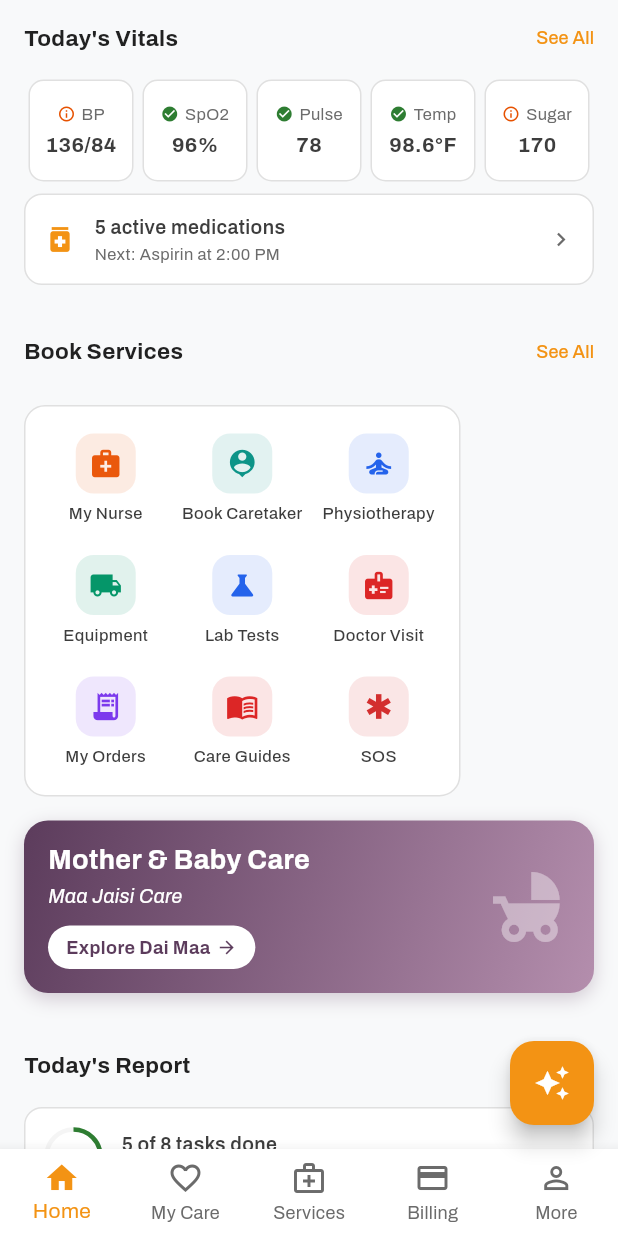
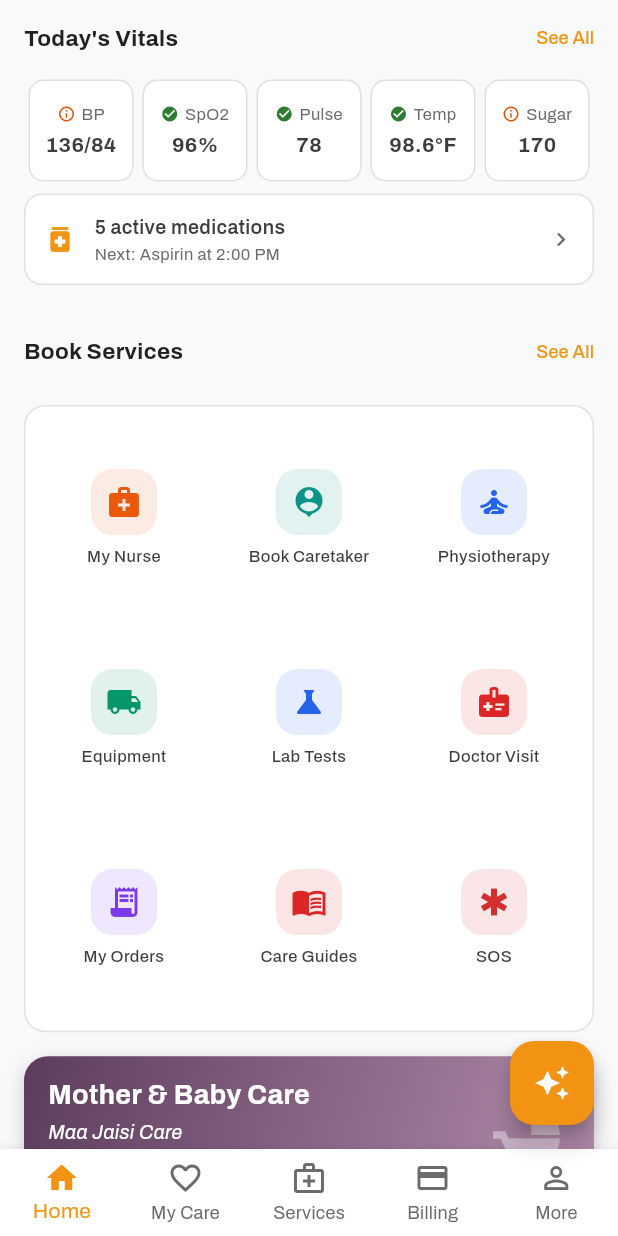
Before and after one commit to ateeshayjain/housepital_patient_app, a Flutter app: the screen it shows after launch, scrolled down 576 dp, on a phone screen of 412 x 824 dp. Run offline on Flutter 3.47's test engine with Material 3 defaults, Android fonts, the phone set to English and light mode, and no system bars; our stand-ins replace cached_network_image, cloud_firestore, firebase_auth, firebase_core, firebase_crashlytics, firebase_messaging and 12 more; missing offline and left inert: firebase_performance, razorpay_flutter; accounts and stored records are empty; network calls fail.

Commit message:
fix(home): grid fills width evenly — Wrap → GridView.count (3 cols)
The Wrap-based grid sized tiles from MediaQuery width (full screen) but
the real inner width is smaller (Container margin 32 + padding 16). The
mismatch + float rounding meant only 3 of 4 intended tiles fit per row,
leaving a dead gap on the right — the grid didn't match the screen.

GridView.count derives cell width from the actual layout constraints, so
the 3 columns always fill edge-to-edge at any screen size. 9 actions now
tile into a clean 3×3. Icons bumped to 24pt, labels 2-line centered.

Analyzer clean. 4 home tests pass.

Co-Authored-By: Claude Opus 4.8 <noreply@anthropic.com>

```diff
--- a/lib/screens/home/home_screen.dart
+++ b/lib/screens/home/home_screen.dart
@@ -948,8 +948,6 @@ class _HomeScreenState extends State<HomeScreen> {
     ];
 
     final allActions = [...browseActions, ...utilityActions];
-    // 4 tiles per row gives comfortable thumb-reach on standard phone widths.
-    final tileWidth = (MediaQuery.of(context).size.width - 48) / 4;
 
     return Container(
       margin: const EdgeInsets.fromLTRB(16, 8, 16, 4),
@@ -959,14 +957,24 @@ class _HomeScreenState extends State<HomeScreen> {
         borderRadius: BorderRadius.circular(14),
         border: Border.all(color: HousepitalColors.divider),
       ),
-      child: Wrap(
-        spacing: 0,
-        runSpacing: 8,
+      // GridView.count derives each cell width from the ACTUAL constraints it
+      // is given (not MediaQuery), so the 3 columns always fill the row edge
+      // to edge regardless of screen size — no manual width math, no trailing
+      // gap. 9 actions tile into a clean 3×3. shrinkWrap + NeverScrollable so
+      // it lays out naturally inside the home SingleChildScrollView.
+      child: GridView.count(
+        crossAxisCount: 3,
+        shrinkWrap: true,
+        primary: false,
+        physics: const NeverScrollableScrollPhysics(),
+        mainAxisSpacing: 8,
+        crossAxisSpacing: 8,
+        // width:height per cell — tuned so icon + 2-line label fits without
+        // clipping or excess vertical whitespace.
+        childAspectRatio: 0.92,
         children: allActions.map((action) {
           final tileId = 'quick_${action.label}';
-          return SizedBox(
-            width: tileWidth,
-            child: Semantics(
+          return Semantics(
             button: true,
             label: action.label,
             child: AnimatedScale(
@@ -980,25 +988,22 @@ class _HomeScreenState extends State<HomeScreen> {
                   onTapDown: (_) => _onCardPressDown(tileId),
                   onTapUp: (_) => _onCardPressUpOrCancel(tileId),
                   onTapCancel: () => _onCardPressUpOrCancel(tileId),
-                    child: Container(
-                      // WCAG 2.5.5 — ≥44pt tap target.
-                      constraints: const BoxConstraints(minHeight: 56),
-                      padding: const EdgeInsets.symmetric(vertical: 6),
                   child: Column(
                     mainAxisSize: MainAxisSize.min,
                     mainAxisAlignment: MainAxisAlignment.center,
                     children: [
                       Container(
-                            padding: const EdgeInsets.all(9),
+                        padding: const EdgeInsets.all(10),
                         decoration: BoxDecoration(
                           color: action.color.withValues(alpha: 0.12),
-                              borderRadius: BorderRadius.circular(12),
-                            ),
-                            child: Icon(action.icon,
-                                color: action.color, size: 22),
-                          ),
-                          const SizedBox(height: 5),
-                          Text(
+                          borderRadius: BorderRadius.circular(14),
+                        ),
+                        child: Icon(action.icon, color: action.color, size: 24),
+                      ),
+                      const SizedBox(height: 6),
+                      Padding(
+                        padding: const EdgeInsets.symmetric(horizontal: 2),
+                        child: Text(
                           action.label,
                           style: const TextStyle(
                             fontSize: 11,
@@ -1009,9 +1014,8 @@ class _HomeScreenState extends State<HomeScreen> {
                           maxLines: 2,
                           overflow: TextOverflow.ellipsis,
                         ),
-                        ],
-                      ),
-                    ),
+                      ),
+                    ],
                   ),
                 ),
               ),
```
Lines whose indentation alone changed are shown as unchanged.
